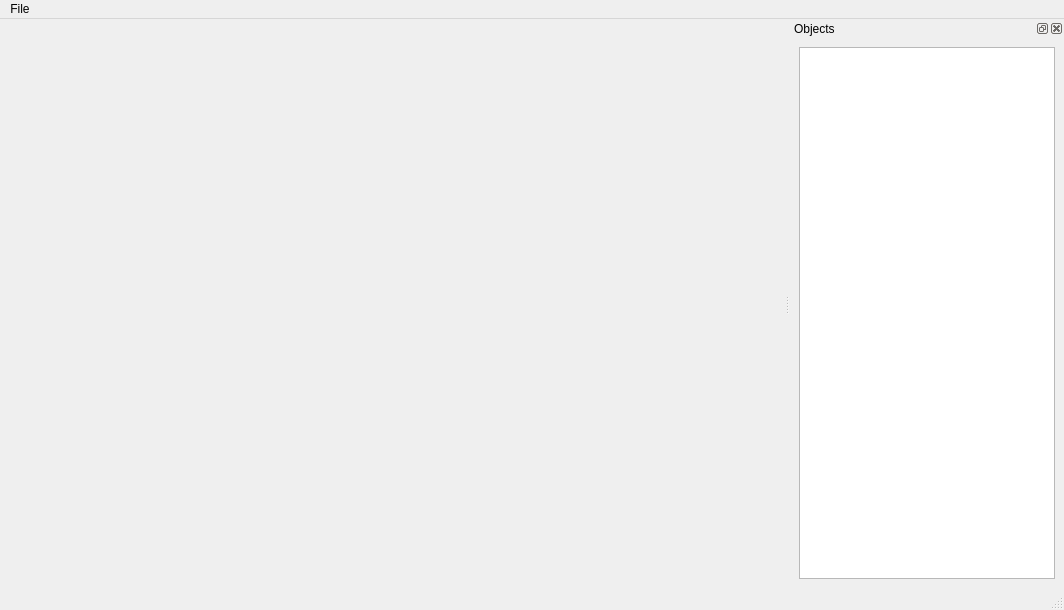
This is mainwindow/MainWindow.ui in BRL-CAD/arbalest as Qt 5 draws it before an edit. The edited form follows.
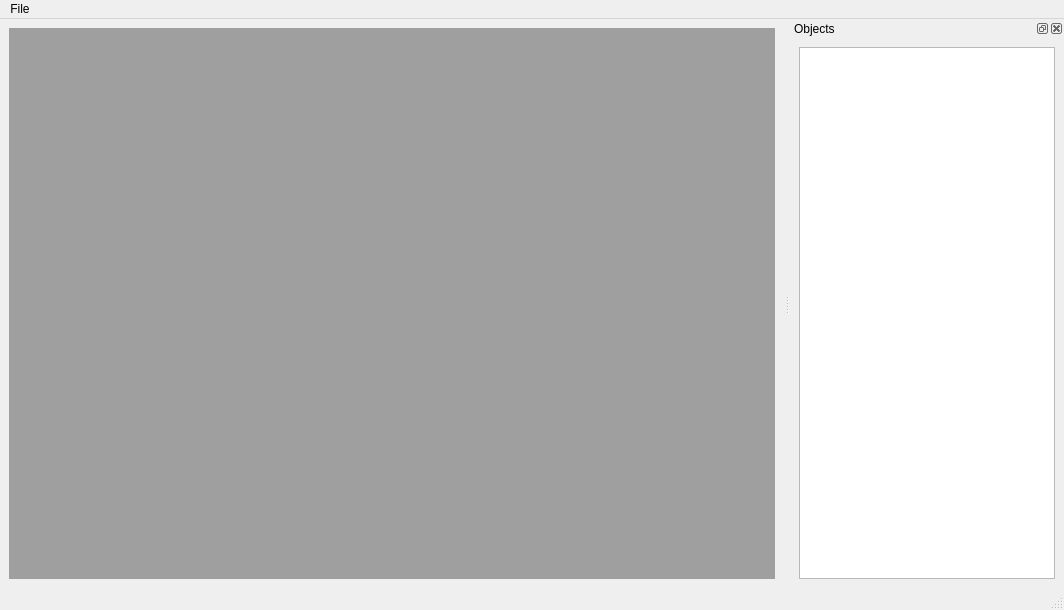
This is the edited form.

Commit message: Camera (movements, rotation, mouse cursor repositioning on edges), Grid, Document, multiple documents support

The edit to the form file:
```diff
--- a/mainwindow/MainWindow.ui
+++ b/mainwindow/MainWindow.ui
@@ -14,7 +14,24 @@
    <string>MainWindow</string>
   </property>
   <widget class="QWidget" name="centralwidget">
-   <layout class="QVBoxLayout" name="verticalLayout"/>
+   <layout class="QVBoxLayout" name="verticalLayout">
+    <item>
+     <widget class="QMdiArea" name="documentArea">
+      <property name="autoFillBackground">
+       <bool>true</bool>
+      </property>
+      <property name="viewMode">
+       <enum>QMdiArea::TabbedView</enum>
+      </property>
+      <property name="documentMode">
+       <bool>false</bool>
+      </property>
+      <property name="tabShape">
+       <enum>QTabWidget::Rounded</enum>
+      </property>
+     </widget>
+    </item>
+   </layout>
   </widget>
   <widget class="QMenuBar" name="menubar">
    <property name="geometry">
```
The commit also changes 1534 other files.
